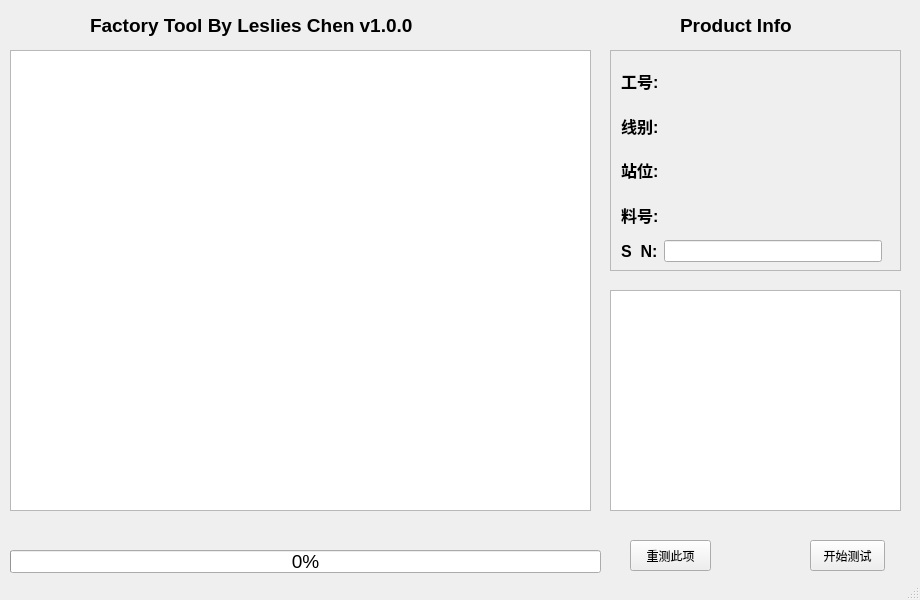
This is main_ui.ui in wickqin/FActoryTool as Qt 5 draws it before an edit. The edited form follows.
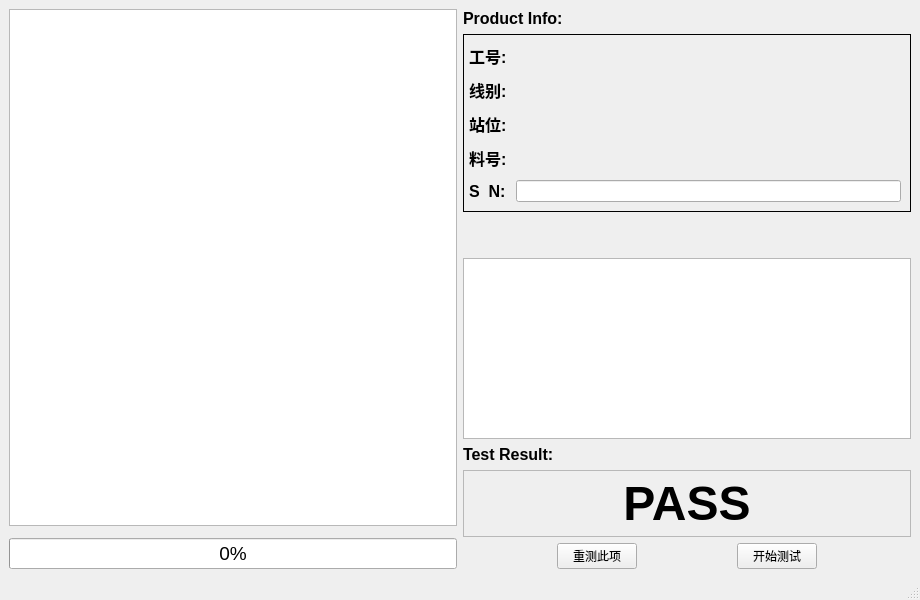
This is the edited form.

```diff
--- a/main_ui.ui
+++ b/main_ui.ui
@@ -18,26 +18,28 @@
   </property>
   <property name="maximumSize">
    <size>
-    <width>920</width>
-    <height>600</height>
+    <width>1920</width>
+    <height>1080</height>
    </size>
   </property>
   <property name="windowTitle">
    <string>MainWindow</string>
   </property>
   <widget class="QWidget" name="centralwidget">
-   <widget class="QLabel" name="label">
-    <property name="geometry">
-     <rect>
-      <x>90</x>
-      <y>10</y>
-      <width>381</width>
-      <height>31</height>
-     </rect>
+   <layout class="QGridLayout" name="gridLayout_3">
+    <item row="1" column="1" rowspan="3">
+     <layout class="QVBoxLayout" name="verticalLayout">
+      <item>
+       <widget class="QLabel" name="label_2">
+        <property name="sizePolicy">
+         <sizepolicy hsizetype="Fixed" vsizetype="Fixed">
+          <horstretch>0</horstretch>
+          <verstretch>0</verstretch>
+         </sizepolicy>
     </property>
     <property name="font">
      <font>
-      <pointsize>14</pointsize>
+          <pointsize>12</pointsize>
       <weight>75</weight>
       <bold>true</bold>
      </font>
@@ -46,7 +48,7 @@
      <enum>Qt::LeftToRight</enum>
     </property>
     <property name="text">
-     <string>Factory Tool By Leslies Chen v1.0.0</string>
+         <string>Product Info:</string>
     </property>
     <property name="margin">
      <number>5</number>
@@ -55,70 +57,21 @@
      <number>-1</number>
     </property>
    </widget>
-   <widget class="QListView" name="test_listView">
-    <property name="geometry">
-     <rect>
-      <x>10</x>
-      <y>50</y>
-      <width>581</width>
-      <height>461</height>
-     </rect>
-    </property>
-   </widget>
-   <widget class="QProgressBar" name="test_progressBar">
-    <property name="geometry">
-     <rect>
-      <x>10</x>
-      <y>550</y>
-      <width>591</width>
-      <height>23</height>
-     </rect>
-    </property>
-    <property name="font">
-     <font>
-      <pointsize>14</pointsize>
-     </font>
-    </property>
-    <property name="value">
-     <number>0</number>
-    </property>
-   </widget>
-   <widget class="QScrollArea" name="scrollArea">
-    <property name="geometry">
-     <rect>
-      <x>610</x>
-      <y>50</y>
-      <width>291</width>
-      <height>221</height>
-     </rect>
-    </property>
-    <property name="widgetResizable">
-     <bool>true</bool>
-    </property>
-    <property name="alignment">
-     <set>Qt::AlignCenter</set>
-    </property>
-    <widget class="QWidget" name="scrollAreaWidgetContents">
-     <property name="geometry">
-      <rect>
-       <x>0</x>
-       <y>0</y>
-       <width>289</width>
-       <height>219</height>
-      </rect>
-     </property>
-     <widget class="QWidget" name="gridLayoutWidget">
-      <property name="geometry">
-       <rect>
-        <x>10</x>
-        <y>10</y>
-        <width>261</width>
-        <height>201</height>
-       </rect>
+      </item>
+      <item>
+       <widget class="QFrame" name="gridFrame">
+        <property name="frameShape">
+         <enum>QFrame::Box</enum>
       </property>
       <layout class="QGridLayout" name="gridLayout">
-       <item row="3" column="0">
-        <widget class="QLabel" name="lineLabel">
+         <property name="leftMargin">
+          <number>5</number>
+         </property>
+         <property name="spacing">
+          <number>10</number>
+         </property>
+         <item row="5" column="0">
+          <widget class="QLabel" name="pnLabel">
          <property name="font">
           <font>
            <pointsize>12</pointsize>
@@ -127,7 +80,7 @@
           </font>
          </property>
          <property name="text">
-          <string>线别:</string>
+            <string>料号:</string>
          </property>
         </widget>
        </item>
@@ -184,8 +137,8 @@
          </item>
         </layout>
        </item>
-       <item row="5" column="0">
-        <widget class="QLabel" name="pnLabel">
+         <item row="3" column="0">
+          <widget class="QLabel" name="lineLabel">
          <property name="font">
           <font>
            <pointsize>12</pointsize>
@@ -194,62 +147,60 @@
           </font>
          </property>
          <property name="text">
-          <string>料号:</string>
+            <string>线别:</string>
          </property>
         </widget>
        </item>
       </layout>
      </widget>
-    </widget>
-   </widget>
-   <widget class="QPushButton" name="reset_test_button">
-    <property name="geometry">
-     <rect>
-      <x>630</x>
-      <y>540</y>
-      <width>81</width>
-      <height>31</height>
-     </rect>
-    </property>
-    <property name="text">
-     <string>重测此项</string>
-    </property>
-   </widget>
-   <widget class="QPushButton" name="start_test_button">
-    <property name="geometry">
-     <rect>
-      <x>810</x>
-      <y>540</y>
-      <width>75</width>
-      <height>31</height>
-     </rect>
-    </property>
-    <property name="text">
-     <string>开始测试</string>
-    </property>
-   </widget>
+      </item>
+      <item>
+       <spacer name="verticalSpacer">
+        <property name="orientation">
+         <enum>Qt::Vertical</enum>
+        </property>
+        <property name="sizeType">
+         <enum>QSizePolicy::Fixed</enum>
+        </property>
+        <property name="sizeHint" stdset="0">
+         <size>
+          <width>20</width>
+          <height>40</height>
+         </size>
+        </property>
+       </spacer>
+      </item>
+      <item>
+       <layout class="QHBoxLayout" name="horizontalLayout_4">
+        <item>
    <widget class="QTextBrowser" name="textBrowser">
-    <property name="geometry">
-     <rect>
-      <x>610</x>
-      <y>290</y>
-      <width>291</width>
-      <height>221</height>
-     </rect>
-    </property>
-   </widget>
-   <widget class="QLabel" name="label_2">
-    <property name="geometry">
-     <rect>
-      <x>680</x>
-      <y>10</y>
-      <width>121</width>
-      <height>31</height>
-     </rect>
+          <property name="sizePolicy">
+           <sizepolicy hsizetype="Expanding" vsizetype="Expanding">
+            <horstretch>0</horstretch>
+            <verstretch>0</verstretch>
+           </sizepolicy>
+          </property>
+          <property name="minimumSize">
+           <size>
+            <width>0</width>
+            <height>150</height>
+           </size>
+          </property>
+         </widget>
+        </item>
+       </layout>
+      </item>
+      <item>
+       <widget class="QLabel" name="label_4">
+        <property name="sizePolicy">
+         <sizepolicy hsizetype="Fixed" vsizetype="Fixed">
+          <horstretch>0</horstretch>
+          <verstretch>0</verstretch>
+         </sizepolicy>
     </property>
     <property name="font">
      <font>
-      <pointsize>14</pointsize>
+          <pointsize>12</pointsize>
       <weight>75</weight>
       <bold>true</bold>
      </font>
@@ -258,7 +209,7 @@
      <enum>Qt::LeftToRight</enum>
     </property>
     <property name="text">
-     <string>Product Info</string>
+         <string>Test Result:</string>
     </property>
     <property name="margin">
      <number>5</number>
@@ -267,15 +218,9 @@
      <number>-1</number>
     </property>
    </widget>
+      </item>
+      <item>
    <widget class="QFrame" name="resultframe">
-    <property name="geometry">
-     <rect>
-      <x>610</x>
-      <y>290</y>
-      <width>291</width>
-      <height>221</height>
-     </rect>
-    </property>
     <property name="autoFillBackground">
      <bool>true</bool>
     </property>
@@ -286,10 +231,22 @@
      <enum>QFrame::StyledPanel</enum>
     </property>
     <property name="frameShadow">
-     <enum>QFrame::Raised</enum>
+         <enum>QFrame::Plain</enum>
     </property>
     <layout class="QGridLayout" name="gridLayout_2">
-     <item row="0" column="0">
+         <property name="leftMargin">
+          <number>5</number>
+         </property>
+         <property name="topMargin">
+          <number>5</number>
+         </property>
+         <property name="rightMargin">
+          <number>5</number>
+         </property>
+         <property name="bottomMargin">
+          <number>5</number>
+         </property>
+         <item row="1" column="0">
       <widget class="QLabel" name="resultLabel">
        <property name="enabled">
         <bool>true</bool>
@@ -314,15 +271,89 @@
      </item>
     </layout>
    </widget>
-   <zorder>resultframe</zorder>
-   <zorder>label</zorder>
-   <zorder>test_listView</zorder>
-   <zorder>test_progressBar</zorder>
-   <zorder>scrollArea</zorder>
-   <zorder>reset_test_button</zorder>
-   <zorder>start_test_button</zorder>
-   <zorder>textBrowser</zorder>
-   <zorder>label_2</zorder>
+      </item>
+      <item>
+       <layout class="QHBoxLayout" name="horizontalLayout_3">
+        <item>
+         <spacer name="horizontalSpacer_2">
+          <property name="orientation">
+           <enum>Qt::Horizontal</enum>
+          </property>
+          <property name="sizeHint" stdset="0">
+           <size>
+            <width>40</width>
+            <height>20</height>
+           </size>
+          </property>
+         </spacer>
+        </item>
+        <item>
+         <widget class="QPushButton" name="reset_test_button">
+          <property name="text">
+           <string>重测此项</string>
+          </property>
+         </widget>
+        </item>
+        <item>
+         <spacer name="horizontalSpacer">
+          <property name="orientation">
+           <enum>Qt::Horizontal</enum>
+          </property>
+          <property name="sizeHint" stdset="0">
+           <size>
+            <width>40</width>
+            <height>20</height>
+           </size>
+          </property>
+         </spacer>
+        </item>
+        <item>
+         <widget class="QPushButton" name="start_test_button">
+          <property name="text">
+           <string>开始测试</string>
+          </property>
+         </widget>
+        </item>
+        <item>
+         <spacer name="horizontalSpacer_3">
+          <property name="orientation">
+           <enum>Qt::Horizontal</enum>
+          </property>
+          <property name="sizeHint" stdset="0">
+           <size>
+            <width>40</width>
+            <height>20</height>
+           </size>
+          </property>
+         </spacer>
+        </item>
+       </layout>
+      </item>
+     </layout>
+    </item>
+    <item row="3" column="0">
+     <widget class="QProgressBar" name="test_progressBar">
+      <property name="font">
+       <font>
+        <pointsize>14</pointsize>
+       </font>
+      </property>
+      <property name="value">
+       <number>0</number>
+      </property>
+     </widget>
+    </item>
+    <item row="1" column="0">
+     <widget class="QListView" name="test_listView">
+      <property name="sizePolicy">
+       <sizepolicy hsizetype="Expanding" vsizetype="Expanding">
+        <horstretch>0</horstretch>
+        <verstretch>0</verstretch>
+       </sizepolicy>
+      </property>
+     </widget>
+    </item>
+   </layout>
   </widget>
   <widget class="QMenuBar" name="menubar">
    <property name="geometry">
```
Left out of the diff: 3 changed lines with no effect on the pictures. Lines whose indentation alone changed are shown as unchanged.
